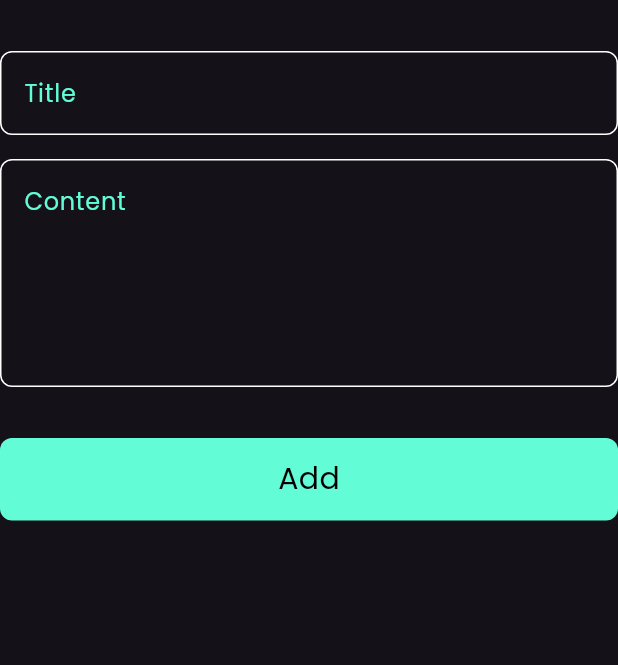
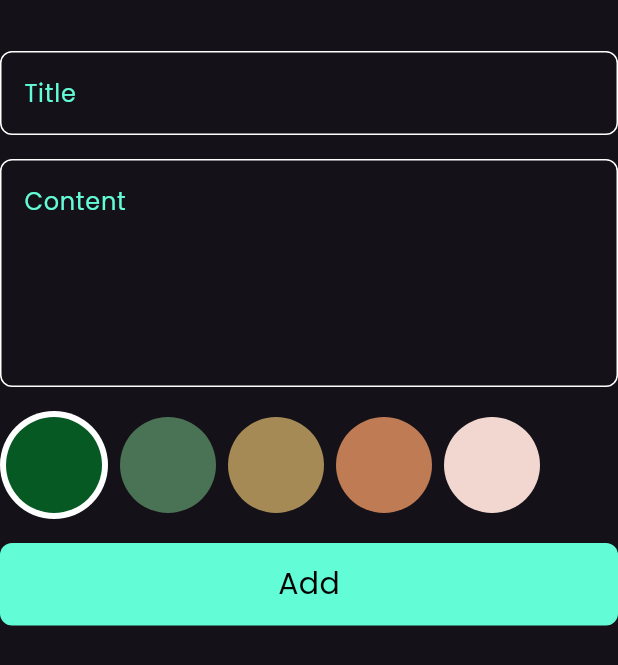
Before and after one commit to a7med287/notes, a Flutter app: the AddNoteForm widget shown alone on an empty page, opened directly, on a phone screen of 412 x 824 dp. Shown: the top 665 px of the screen. Run offline on Flutter 3.47's test engine with Material 3 defaults, Android fonts, the phone set to English and light mode, and no system bars; our stand-ins replace flutter_bloc, hive, hive_flutter; accounts and stored records are empty.

Commit message:
add colors list to bottom sheet

```diff
--- a/lib/views/widgets/add_note_form.dart
+++ b/lib/views/widgets/add_note_form.dart
@@ -4,6 +4,7 @@ import 'package:notes_app/cubits/add_note_cubit/add_note_cubit.dart';
 import 'package:notes_app/cubits/add_note_cubit/add_note_states.dart';
 import 'package:notes_app/models/note_model.dart';
 import 'package:intl/intl.dart';
+import 'colors_list.dart';
 import 'custom_button.dart';
 import 'custom_text_field.dart';
 
@@ -20,13 +21,12 @@ class _AddNoteFormState extends State<AddNoteForm> {
 
   String? title, subTitle;
 
-
   @override
   Widget build(BuildContext context) {
     DateTime dateTimeNow = DateTime.now();
-  //  String formattedTimeNow = "${dateTimeNow.year}-${dateTimeNow.month.toString().padLeft(2, '0')}-${dateTimeNow.day.toString().padLeft(2, '0')}";
+    //  String formattedTimeNow = "${dateTimeNow.year}-${dateTimeNow.month.toString().padLeft(2, '0')}-${dateTimeNow.day.toString().padLeft(2, '0')}";
 
-    var formatedDateNow =  DateFormat('dd-mm-yyyy').format(dateTimeNow);
+    var formatedDateNow = DateFormat('dd-mm-yyyy').format(dateTimeNow);
     return Form(
       key: formKey,
       autovalidateMode: autovalidateMode,
@@ -47,8 +47,10 @@ class _AddNoteFormState extends State<AddNoteForm> {
               subTitle = value;
             },
           ),
-          SizedBox(height: 34),
-          BlocBuilder<AddNoteCubit,AddNoteStates>(
+          SizedBox(height: 16),
+          ColorsList(),
+          SizedBox(height: 16),
+          BlocBuilder<AddNoteCubit, AddNoteStates>(
             builder: (BuildContext context, state) {
               return CustomButton(
                 isLoading: state is AddNoteLoading ? true : false,
@@ -58,7 +60,7 @@ class _AddNoteFormState extends State<AddNoteForm> {
                     NoteModel note = NoteModel(
                       title: title!,
                       subTitle: subTitle!,
-                      date: formatedDateNow.toString() ,
+                      date: formatedDateNow.toString(),
                       color: Color(0xffc3c180).toARGB32(),
                     );
                     BlocProvider.of<AddNoteCubit>(context).addNote(note);
--- /dev/null
+++ b/lib/views/widgets/colors_list.dart
@@ -0,0 +1,60 @@
+import 'package:flutter/material.dart';
+
+class ColorsList extends StatefulWidget {
+  const ColorsList({super.key});
+
+  @override
+  State<ColorsList> createState() => _ColorsListState();
+}
+
+class _ColorsListState extends State<ColorsList> {
+  int? currentIndex = 0;
+ List<Color> colors = [
+   Color(0xff075924),
+   Color(0xff497354),
+   Color(0xffA68A56),
+   Color(0xffBF7B54),
+   Color(0xffF2D7D0),
+ ];
+  @override
+  Widget build(BuildContext context) {
+    return SizedBox(
+      height: 72,
+      child: ListView.builder(
+        scrollDirection: Axis.horizontal,
+        itemCount: colors.length,
+        itemBuilder: (context, index) {
+          return Padding(
+            padding: const EdgeInsets.only(right: 8.0),
+            child: GestureDetector(
+              onTap: (){
+                currentIndex = index;
+                setState(() {
+
+                });
+              },
+              child: CustomColorItem(isChecked: currentIndex == index, color: colors[index],),
+            ),
+          );
+        },
+      ),
+    );
+  }
+}
+
+class CustomColorItem extends StatelessWidget {
+  const CustomColorItem({super.key, required this.isChecked, required this.color});
+
+  final bool isChecked;
+  final Color color ;
+  @override
+  Widget build(BuildContext context) {
+    return isChecked
+        ? CircleAvatar(
+          backgroundColor: Colors.white,
+          radius: 36,
+          child: CircleAvatar(backgroundColor: color, radius: 32),
+        )
+        : CircleAvatar(backgroundColor: color, radius: 32);
+  }
+}
```
